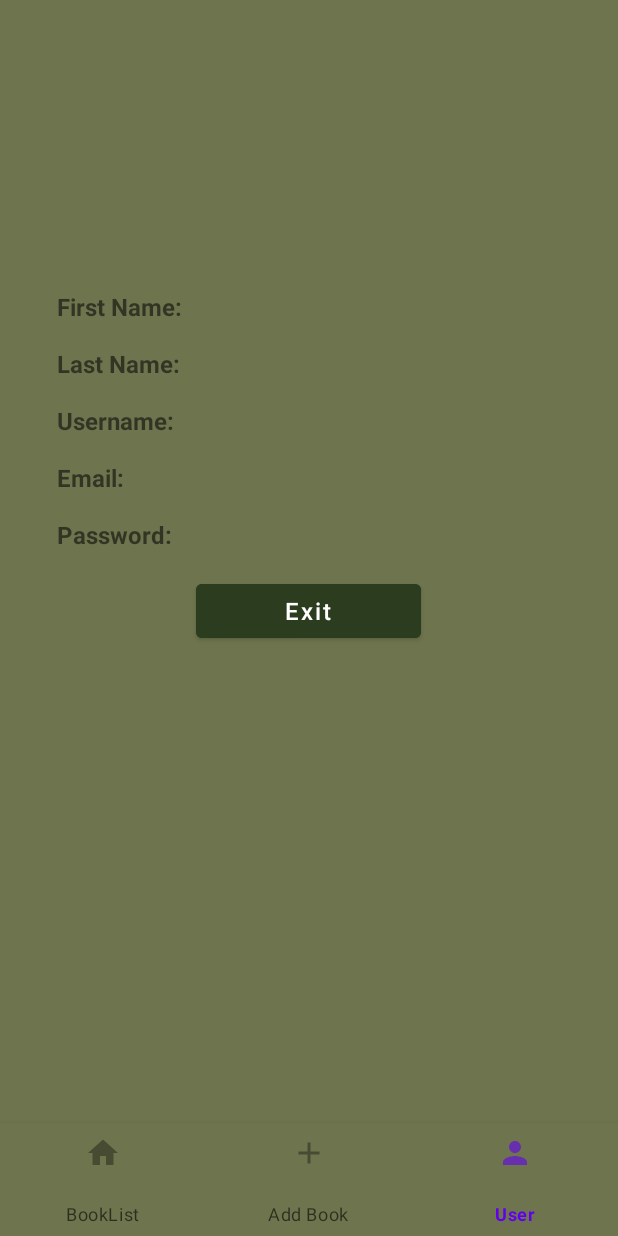
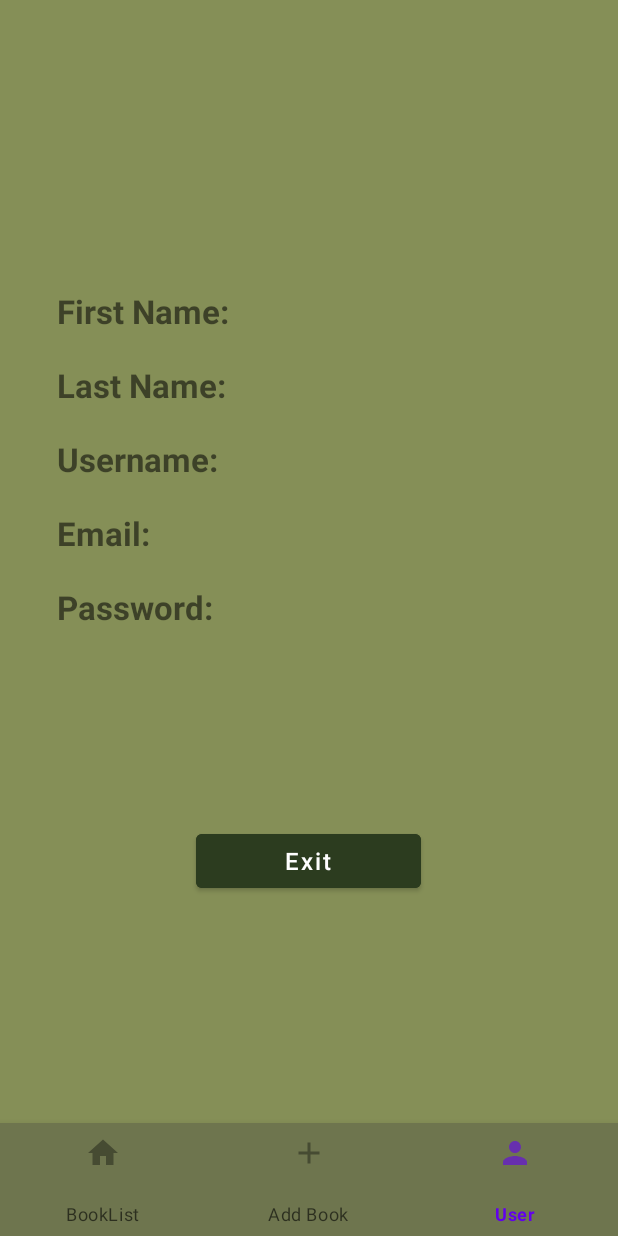
Before and after one commit to szbeyda/SavingBooks, an Android app: the BookListFragment screen opened directly, with no data from a screen before it, item 3 of the bottom bar chosen, on a phone screen of 412 x 824 dp. Run offline under Robolectric (Android 15) with nearby library versions, the phone set to English and light mode, and no system bars; our stand-ins replace Room's generated code.

Commit message:
AddBook üzerinde renk skalası düzenlenmiştir.

```diff
--- /dev/null
+++ b/app/src/main/res/drawable/baseline_email_24.xml
@@ -0,0 +1,5 @@
+<vector android:height="24dp" android:tint="#FBF6F6"
+    android:viewportHeight="24" android:viewportWidth="24"
+    android:width="24dp" xmlns:android="http://schemas.android.com/apk/res/android">
+    <path android:fillColor="@android:color/white" android:pathData="M20,4L4,4c-1.1,0 -1.99,0.9 -1.99,2L2,18c0,1.1 0.9,2 2,2h16c1.1,0 2,-0.9 2,-2L22,6c0,-1.1 -0.9,-2 -2,-2zM20,8l-8,5 -8,-5L4,6l8,5 8,-5v2z"/>
+</vector>
--- a/app/src/main/res/drawable/edittextback.xml
+++ b/app/src/main/res/drawable/edittextback.xml
@@ -1,5 +1,5 @@
 <?xml version="1.0" encoding="utf-8"?>
 <shape xmlns:android="http://schemas.android.com/apk/res/android">
-    <solid android:color="#2C3C1F"/>
+    <solid android:color="#40532A"/>
       <corners android:radius="20dp"/>
 </shape>
--- a/app/src/main/res/drawable/loginpageback.xml
+++ b/app/src/main/res/drawable/loginpageback.xml
@@ -1,5 +1,5 @@
 <?xml version="1.0" encoding="utf-8"?>
 <shape xmlns:android="http://schemas.android.com/apk/res/android">
-     <solid android:color="#6E754E"/>
+     <solid android:color="#858F57"/>
         <corners android:radius="40dp"/>
 </shape>
--- a/app/src/main/res/layout/activity_main2.xml
+++ b/app/src/main/res/layout/activity_main2.xml
@@ -4,7 +4,7 @@
     xmlns:tools="http://schemas.android.com/tools"
     android:layout_width="match_parent"
     android:layout_height="match_parent"
-    android:background="#2C3C1F"
+    android:background="#40532A"
     android:orientation="vertical"
     android:layout_gravity="center"
     tools:context=".MainActivity2">
--- a/app/src/main/res/layout/fragment_book_list.xml
+++ b/app/src/main/res/layout/fragment_book_list.xml
@@ -3,7 +3,7 @@
     xmlns:tools="http://schemas.android.com/tools"
     android:layout_width="match_parent"
     android:layout_height="match_parent"
-    android:background="#6E754E"
+    android:background="#858F57"
     tools:context=".BookListFragment">
 
     <androidx.recyclerview.widget.RecyclerView
--- a/app/src/main/res/layout/fragment_person.xml
+++ b/app/src/main/res/layout/fragment_person.xml
@@ -3,13 +3,13 @@
     xmlns:tools="http://schemas.android.com/tools"
     android:layout_width="match_parent"
     android:layout_height="match_parent"
-    android:background="#6E754E"
+    android:background="#858F57"
     tools:context=".PersonFragment">
 
     <!-- TODO: Update blank fragment layout -->
     <LinearLayout
         android:layout_width="355dp"
-        android:layout_height="381dp"
+        android:layout_height="383dp"
         android:layout_gravity="center"
         android:orientation="vertical"
         android:padding="10dp">
@@ -18,58 +18,60 @@
             android:id="@+id/firstNameTextView"
             android:layout_width="wrap_content"
             android:layout_height="wrap_content"
-            android:paddingBottom="16dp"
+            android:paddingBottom="20dp"
             android:text="First Name: "
-            android:textSize="16sp"
+            android:textSize="22sp"
             android:textStyle="bold" />
 
         <TextView
             android:id="@+id/lastNameTextView"
             android:layout_width="wrap_content"
             android:layout_height="wrap_content"
-            android:paddingBottom="16dp"
+            android:paddingBottom="20dp"
             android:text="Last Name: "
-            android:textSize="16sp"
+            android:textSize="22sp"
             android:textStyle="bold" />
 
         <TextView
             android:id="@+id/usernameTextView"
             android:layout_width="wrap_content"
             android:layout_height="wrap_content"
-            android:paddingBottom="16dp"
+            android:paddingBottom="20dp"
             android:text="Username: "
-            android:textSize="16sp"
+            android:textSize="22sp"
             android:textStyle="bold" />
 
         <TextView
             android:id="@+id/emailTextView"
             android:layout_width="wrap_content"
             android:layout_height="wrap_content"
-            android:paddingBottom="16dp"
+            android:paddingBottom="20dp"
             android:text="Email: "
-            android:textSize="16sp"
+            android:textSize="22sp"
             android:textStyle="bold" />
 
         <TextView
             android:id="@+id/passwordTextView"
             android:layout_width="match_parent"
             android:layout_height="wrap_content"
-            android:paddingBottom="16dp"
+            android:paddingBottom="20dp"
             android:text="Password: "
-            android:textSize="16sp"
+            android:textSize="22sp"
             android:textStyle="bold" />
+
+
+    </LinearLayout>
 
     <Button
         android:id="@+id/btnexit"
         android:layout_width="150dp"
         android:layout_height="48dp"
         android:layout_gravity="center"
+        android:layout_marginTop="200dp"
         android:backgroundTint="#2C3C1F"
         android:text="Exit"
         android:textAllCaps="false"
         android:textSize="16sp" />
 
-    </LinearLayout>
-
 
 </FrameLayout>
--- a/app/src/main/res/layout/item_book.xml
+++ b/app/src/main/res/layout/item_book.xml
@@ -3,7 +3,7 @@
     android:layout_width="match_parent"
     android:layout_height="wrap_content"
     android:orientation="horizontal"
-    android:background="#CBE169"
+    android:background="#B4C176"
     android:padding="16dp">
 
     <ImageView
```
Also changed, not shown: app/src/main/res/layout/activity_login.xml (+6 -4 lines), app/src/main/res/layout/activity_signup.xml (+8 -3 lines), app/src/main/res/layout/fragment_add_book.xml (+12 -14 lines). Lines whose indentation alone changed are shown as unchanged.
